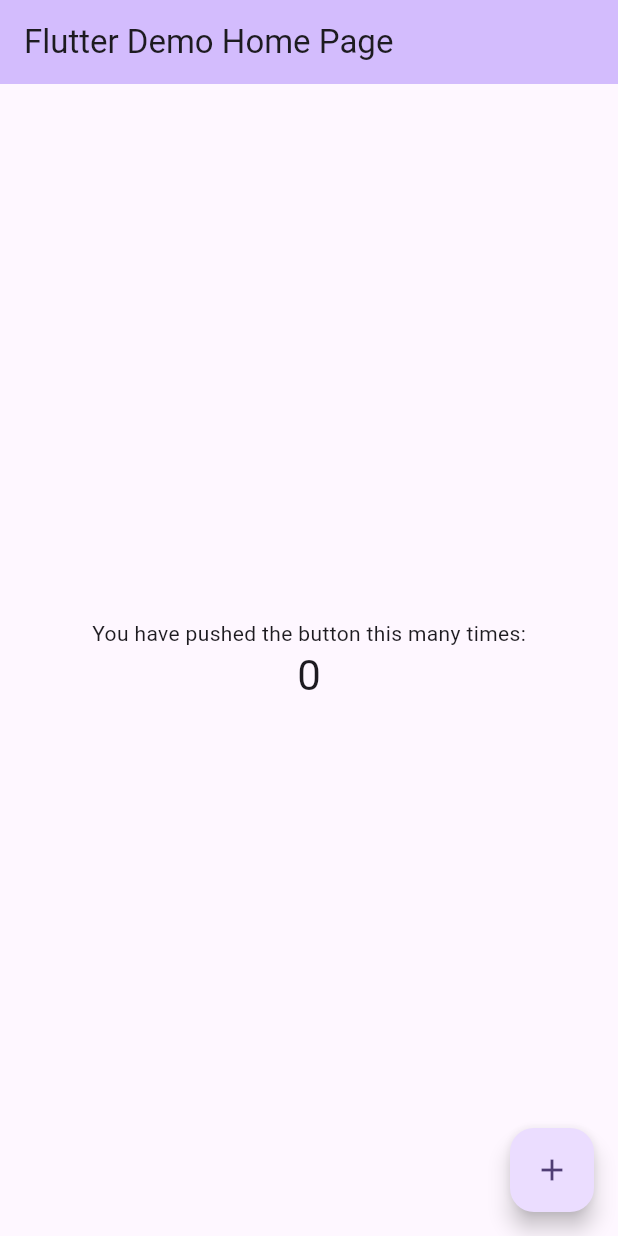
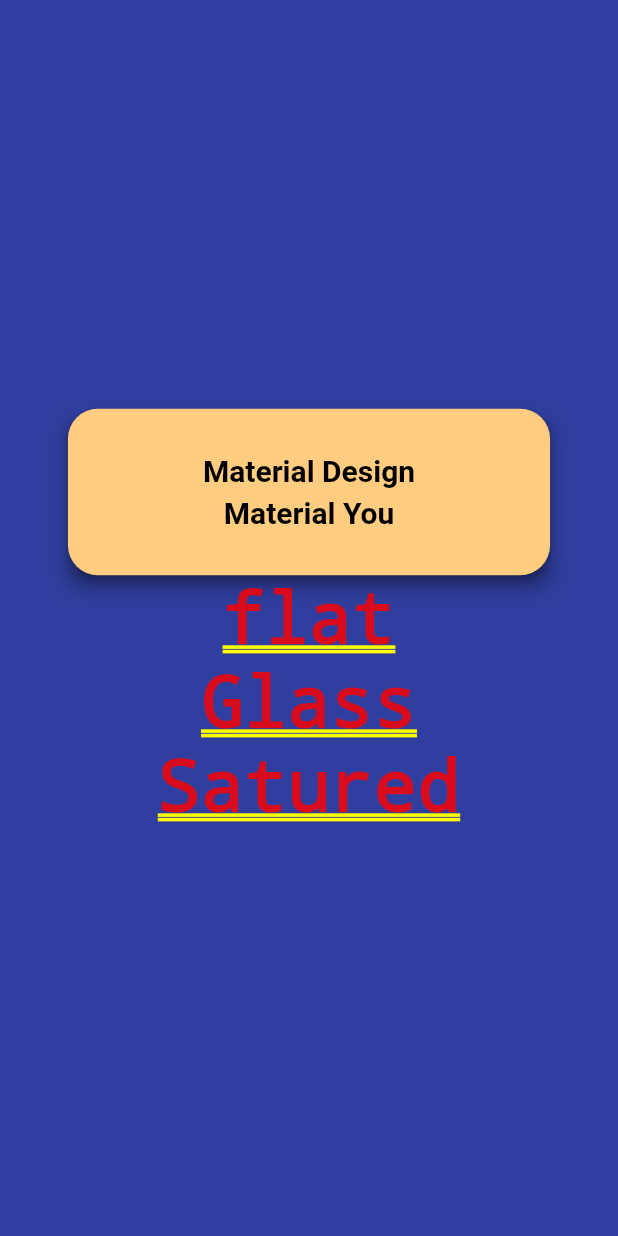
Before and after one commit to JulianRivers/practicas-ui, a Flutter app: the screen it shows after launch, on a phone screen of 412 x 824 dp. Run offline on Flutter 3.47's test engine with Material 2 defaults, Android fonts, the phone set to English and light mode, and no system bars.

Commit message:
material button

```diff
--- a/lib/main.dart
+++ b/lib/main.dart
@@ -1,125 +1,108 @@
 import 'package:flutter/material.dart';
 
 void main() {
-  runApp(const MyApp());
+  runApp(const MainApp());
 }
 
-class MyApp extends StatelessWidget {
-  const MyApp({super.key});
+class MainApp extends StatelessWidget {
+  const MainApp({super.key});
 
-  // This widget is the root of your application.
   @override
   Widget build(BuildContext context) {
     return MaterialApp(
-      title: 'Flutter Demo',
-      theme: ThemeData(
-        // This is the theme of your application.
-        //
-        // TRY THIS: Try running your application with "flutter run". You'll see
-        // the application has a blue toolbar. Then, without quitting the app,
-        // try changing the seedColor in the colorScheme below to Colors.green
-        // and then invoke "hot reload" (save your changes or press the "hot
-        // reload" button in a Flutter-supported IDE, or press "r" if you used
-        // the command line to start the app).
-        //
-        // Notice that the counter didn't reset back to zero; the application
-        // state is not lost during the reload. To reset the state, use hot
-        // restart instead.
-        //
-        // This works for code too, not just values: Most code changes can be
-        // tested with just a hot reload.
-        colorScheme: ColorScheme.fromSeed(seedColor: Colors.deepPurple),
-        useMaterial3: true,
-      ),
-      home: const MyHomePage(title: 'Flutter Demo Home Page'),
-    );
+        debugShowCheckedModeBanner: false,
+        home: Container(
+          color: Colors.indigo[700],
+          alignment: Alignment.center,
+          child: const SingleChildScrollView(
+            child: Column(children: [
+              MaterialButton(),
+              FlatButton(),
+              GlassButton(),
+              SaturedButton(),
+            ]),
+          ),
+        ));
   }
 }
 
-class MyHomePage extends StatefulWidget {
-  const MyHomePage({super.key, required this.title});
-
-  // This widget is the home page of your application. It is stateful, meaning
-  // that it has a State object (defined below) that contains fields that affect
-  // how it looks.
-
-  // This class is the configuration for the state. It holds the values (in this
-  // case the title) provided by the parent (in this case the App widget) and
-  // used by the build method of the State. Fields in a Widget subclass are
-  // always marked "final".
-
-  final String title;
-
-  @override
-  State<MyHomePage> createState() => _MyHomePageState();
-}
-
-class _MyHomePageState extends State<MyHomePage> {
-  int _counter = 0;
-
-  void _incrementCounter() {
-    setState(() {
-      // This call to setState tells the Flutter framework that something has
-      // changed in this State, which causes it to rerun the build method below
-      // so that the display can reflect the updated values. If we changed
-      // _counter without calling setState(), then the build method would not be
-      // called again, and so nothing would appear to happen.
-      _counter++;
-    });
-  }
+class SaturedButton extends StatelessWidget {
+  const SaturedButton({
+    super.key,
+  });
 
   @override
   Widget build(BuildContext context) {
-    // This method is rerun every time setState is called, for instance as done
-    // by the _incrementCounter method above.
-    //
-    // The Flutter framework has been optimized to make rerunning build methods
-    // fast, so that you can just rebuild anything that needs updating rather
-    // than having to individually change instances of widgets.
-    return Scaffold(
-      appBar: AppBar(
-        // TRY THIS: Try changing the color here to a specific color (to
-        // Colors.amber, perhaps?) and trigger a hot reload to see the AppBar
-        // change color while the other colors stay the same.
-        backgroundColor: Theme.of(context).colorScheme.inversePrimary,
-        // Here we take the value from the MyHomePage object that was created by
-        // the App.build method, and use it to set our appbar title.
-        title: Text(widget.title),
-      ),
-      body: Center(
-        // Center is a layout widget. It takes a single child and positions it
-        // in the middle of the parent.
-        child: Column(
-          // Column is also a layout widget. It takes a list of children and
-          // arranges them vertically. By default, it sizes itself to fit its
-          // children horizontally, and tries to be as tall as its parent.
-          //
-          // Column has various properties to control how it sizes itself and
-          // how it positions its children. Here we use mainAxisAlignment to
-          // center the children vertically; the main axis here is the vertical
-          // axis because Columns are vertical (the cross axis would be
-          // horizontal).
-          //
-          // TRY THIS: Invoke "debug painting" (choose the "Toggle Debug Paint"
-          // action in the IDE, or press "p" in the console), to see the
-          // wireframe for each widget.
-          mainAxisAlignment: MainAxisAlignment.center,
-          children: <Widget>[
-            const Text(
-              'You have pushed the button this many times:',
+    return const Text('Satured');
+  }
+}
+
+class GlassButton extends StatelessWidget {
+  const GlassButton({
+    super.key,
+  });
+
+  @override
+  Widget build(BuildContext context) {
+    return const Text('Glass');
+  }
+}
+
+class FlatButton extends StatelessWidget {
+  const FlatButton({
+    super.key,
+  });
+
+  @override
+  Widget build(BuildContext context) {
+    return const Text('flat');
+  }
+}
+
+class MaterialButton extends StatelessWidget {
+  const MaterialButton({
+    super.key,
+  });
+
+  @override
+  Widget build(BuildContext context) {
+    return Container(
+      decoration:
+          BoxDecoration(borderRadius: BorderRadius.circular(10), boxShadow: [
+        BoxShadow(
+            color: Colors.black.withOpacity(0.3),
+            offset: const Offset(0, 8),
+            blurRadius: 10),
+      ]),
+      child: ElevatedButton(
+        onPressed: () {},
+        style: ElevatedButton.styleFrom(
+            padding: const EdgeInsets.symmetric(horizontal: 90, vertical: 30),
+            backgroundColor: Colors.orange[200],
+            shape: RoundedRectangleBorder(
+                borderRadius: BorderRadius.circular(20))),
+        child: const Column(
+          children: [
+            Text(
+              'Material Design',
+              style: TextStyle(
+                  fontSize: 20,
+                  fontWeight: FontWeight.bold,
+                  color: Colors.black),
+            ),
+            SizedBox(
+              height: 5,
             ),
             Text(
-              '$_counter',
-              style: Theme.of(context).textTheme.headlineMedium,
+              'Material You',
+              style: TextStyle(
+                  fontSize: 20,
+                  fontWeight: FontWeight.bold,
+                  color: Colors.black),
             ),
           ],
         ),
       ),
-      floatingActionButton: FloatingActionButton(
-        onPressed: _incrementCounter,
-        tooltip: 'Increment',
-        child: const Icon(Icons.add),
-      ), // This trailing comma makes auto-formatting nicer for build methods.
     );
   }
 }
```
Also changed, not shown: pubspec.lock (added), 1 other file.
